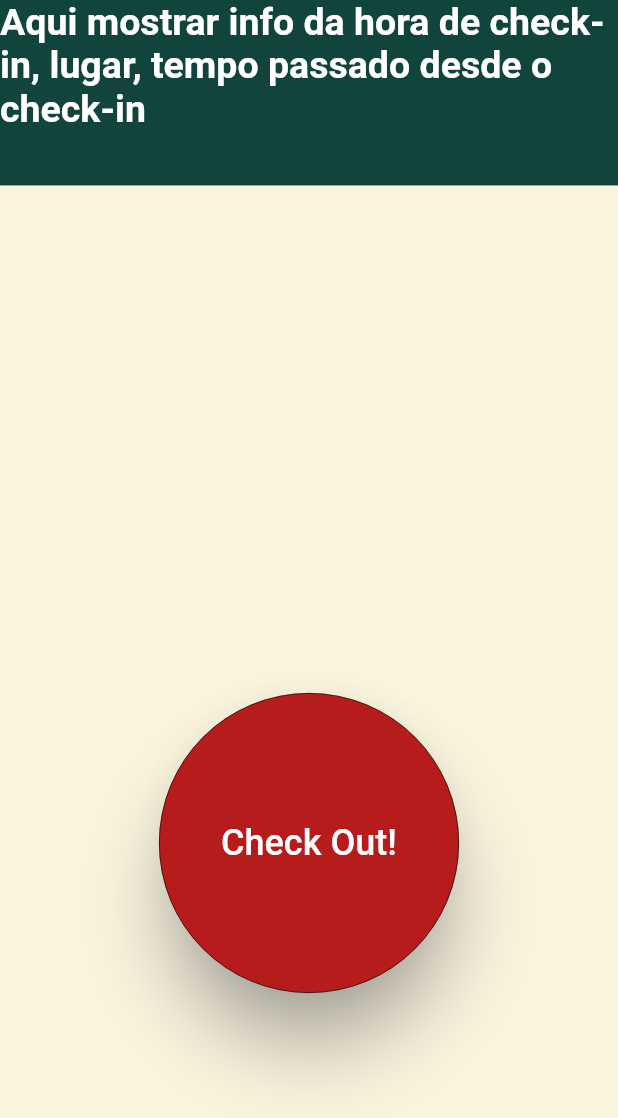
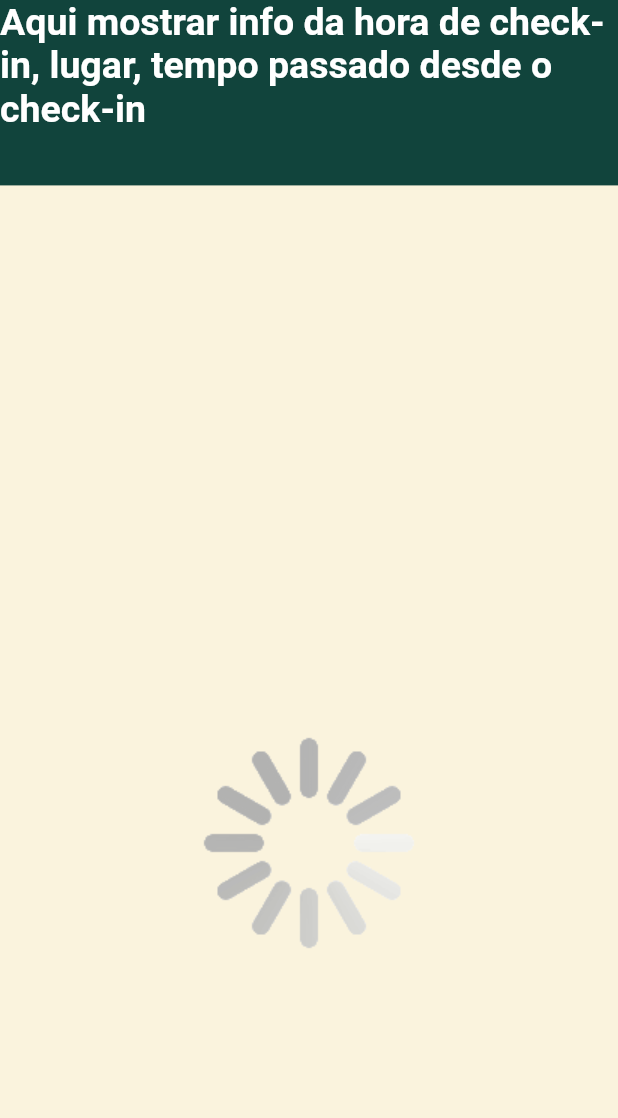
Before and after one commit to jraimundo21/pokepoint-flutter, a Flutter app: the CheckOut screen opened directly, after a tap on "Check Out!", on a phone screen of 412 x 824 dp. Shown: the top 1118 px of the screen. Run offline on Flutter 3.47's test engine with Material 2 defaults, Android fonts, the phone set to English and light mode, and no system bars; our stand-ins replace connectivity, flutter_login, fluttertoast, geolocator, google_maps_flutter, qr_flutter and 1 more; missing offline and left inert: flutter_barcode_scanner; accounts and stored records are empty.

Commit message:
-ordenação dos timecards por data de checkin -validação dos erros de checkout

```diff
--- a/poke_point/lib/utils/db_helper.dart
+++ b/poke_point/lib/utils/db_helper.dart
@@ -288,6 +288,8 @@ class DbHelper {
       var checkOut = await getCheckOut(timecards[i].id);
       timecards[i].setCheckOut(checkOut);
     }
+    timecards
+        .sort((a, b) => a.checkIn.timestamp.compareTo(b.checkIn.timestamp));
     return timecards;
   }
 
--- a/poke_point/lib/views/base.dart
+++ b/poke_point/lib/views/base.dart
@@ -168,7 +168,9 @@ class _BaseViewState extends State<BaseView> {
               changeCheckInToCheckOut: this.changeCheckInToCheckOut,
               changeBackToTimeTable: this.changeBackToTimeTable)
           : TapIn(),
-      CheckOut(changeCheckOutToCheckIn: this.changeCheckOutToCheckIn)
+      CheckOut(
+          changeCheckOutToCheckIn: this.changeCheckOutToCheckIn,
+          changeBackToTimeTable: this.changeBackToTimeTable)
     ];
 
     return PageView(
--- a/poke_point/lib/views/checkout.dart
+++ b/poke_point/lib/views/checkout.dart
@@ -1,20 +1,31 @@
 import 'package:flutter/material.dart';
-import 'package:connectivity/connectivity.dart';
 import 'package:poke_point/models/timecard.dart';
 import 'package:poke_point/models/employee.dart';
 import '../utils/toaster.dart';
 
 class CheckOut extends StatefulWidget {
-  CheckOut({Key key, this.changeCheckOutToCheckIn}) : super(key: key);
+  CheckOut({Key key, this.changeCheckOutToCheckIn, this.changeBackToTimeTable})
+      : super(key: key);
 
   final Function() changeCheckOutToCheckIn;
+  final Function() changeBackToTimeTable;
 
   @override
   _CheckOutState createState() => _CheckOutState();
 }
 
 class _CheckOutState extends State<CheckOut> with TickerProviderStateMixin {
+  bool isCheckOutPressed = false;
+
+  @override
+  void initState() {
+    super.initState();
+  }
+
   void checkOut() async {
+    setState(() {
+      isCheckOutPressed = true;
+    });
     if (!(await Employee.isCheckedIn())) {
       MyToast.show(2, 'Already checked-out');
       widget.changeCheckOutToCheckIn();
@@ -26,7 +37,10 @@ class _CheckOutState extends State<CheckOut> with TickerProviderStateMixin {
               ? "You have checked-out successfully"
               : 'Failed to check-out, try again later');
 
-      if (isCheckOutSuccess) widget.changeCheckOutToCheckIn();
+      if (isCheckOutSuccess)
+        widget.changeCheckOutToCheckIn();
+      else
+        widget.changeBackToTimeTable();
     }
   }
 
@@ -55,10 +69,15 @@ class _CheckOutState extends State<CheckOut> with TickerProviderStateMixin {
                 child: new Column(
                   mainAxisAlignment: MainAxisAlignment.spaceAround,
                   children: [
-                    ElevatedButton(
+                    isCheckOutPressed
+                        ? Image(
+                            image: AssetImage('assets/images/loading2.gif'),
+                          )
+                        : ElevatedButton(
                             child: Text(
                               'Check Out!',
-                        style: TextStyle(color: Colors.white, fontSize: 24),
+                              style:
+                                  TextStyle(color: Colors.white, fontSize: 24),
                             ),
                             style: ElevatedButton.styleFrom(
                               onPrimary: Colors.white,
```
Lines whose indentation alone changed are shown as unchanged.
